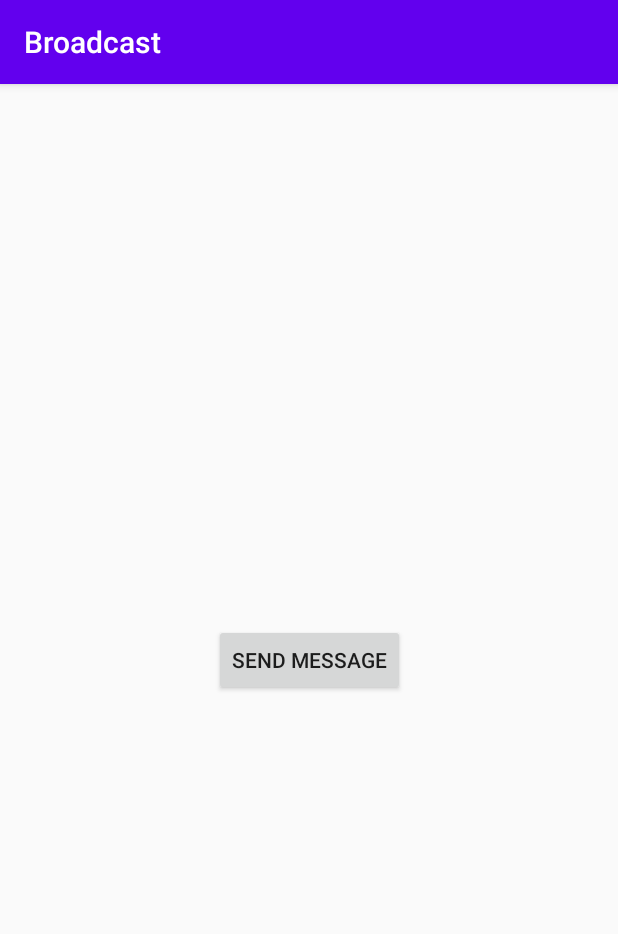
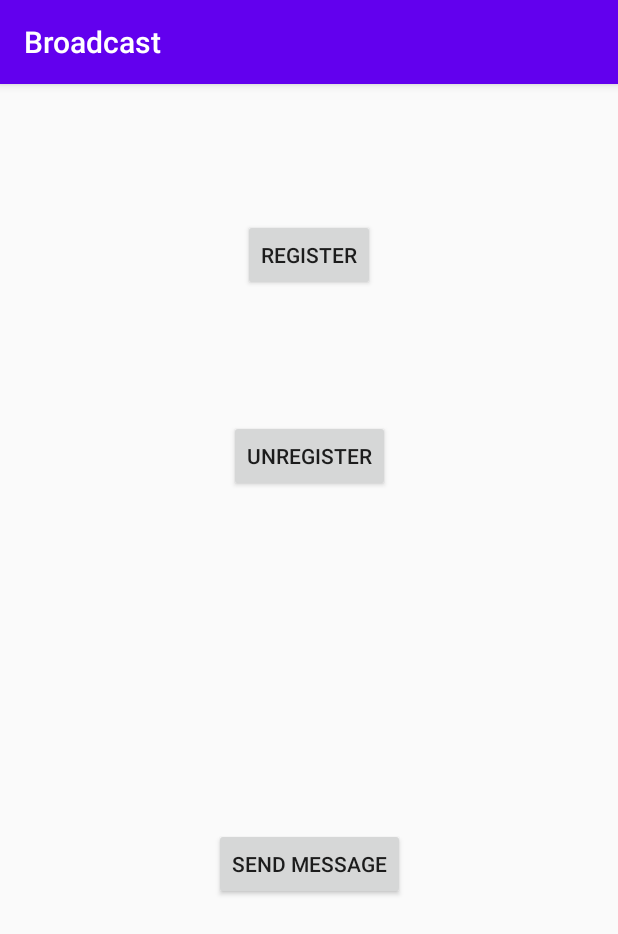
Before and after one commit to annyaj/omsu-android, an Android app: the screen it shows after launch (MainActivity), on a phone screen of 412 x 824 dp. Shown: the top 934 px of the screen. Run offline under Robolectric (Android 15) with nearby library versions, the phone set to English and light mode, and no system bars.

Commit message:
[+] time broadcast reciever

```diff
--- a/broadcast/src/main/java/com/example/broadcast/MainActivity.java
+++ b/broadcast/src/main/java/com/example/broadcast/MainActivity.java
@@ -4,6 +4,7 @@ import android.content.Intent;
 import android.content.IntentFilter;
 import android.os.Bundle;
 import android.view.View;
+import android.widget.Toast;
 
 import androidx.appcompat.app.AppCompatActivity;
 
@@ -12,13 +13,14 @@ public class MainActivity extends AppCompatActivity {
     public static final String ALARM_MESSAGE = "Hello, my friends!";
 
     private MessageReceiver messageReceiver = new MessageReceiver();
-
+    private TimeBroadcastReceiver timeBroadCastReceiver = new TimeBroadcastReceiver();
 
     @Override
     protected void onCreate(Bundle savedInstanceState) {
         super.onCreate(savedInstanceState);
         setContentView(R.layout.activity_main);
-        registerBroadcastReceiver();
+        this.registerReceiver(messageReceiver, new IntentFilter(
+                WHERE_MY_MSG_ACTION));
     }
 
     public void sendMessage(View view) {
@@ -29,8 +31,18 @@ public class MainActivity extends AppCompatActivity {
         sendBroadcast(intent);
     }
 
-    public void registerBroadcastReceiver() {
-        this.registerReceiver(messageReceiver, new IntentFilter(
-                WHERE_MY_MSG_ACTION));
+    public void registerBroadcastReceiver(View view) {
+        this.registerReceiver(timeBroadCastReceiver, new IntentFilter(
+                "android.intent.action.TIME_TICK"));
+        Toast.makeText(getApplicationContext(), "Receiver on",
+                Toast.LENGTH_SHORT).show();
+    }
+
+    // Отменяем регистрацию
+    public void unregisterBroadcastReceiver(View view) {
+        this.unregisterReceiver(timeBroadCastReceiver);
+
+        Toast.makeText(getApplicationContext(), "Receiver off", Toast.LENGTH_SHORT)
+                .show();
     }
 }
--- a/broadcast/src/main/res/layout/activity_main.xml
+++ b/broadcast/src/main/res/layout/activity_main.xml
@@ -17,6 +17,32 @@
         app:layout_constraintEnd_toEndOf="parent"
         app:layout_constraintHorizontal_bias="0.5"
         app:layout_constraintStart_toStartOf="parent"
+        app:layout_constraintTop_toBottomOf="@+id/button2" />
+
+    <Button
+        android:layout_width="wrap_content"
+        android:layout_height="wrap_content"
+        android:layout_gravity="center_horizontal"
+        android:onClick="registerBroadcastReceiver"
+        android:text="@string/register_button"
+        app:layout_constraintBottom_toBottomOf="parent"
+        app:layout_constraintEnd_toEndOf="parent"
+        app:layout_constraintHorizontal_bias="0.5"
+        app:layout_constraintStart_toStartOf="parent"
+        app:layout_constraintTop_toTopOf="parent"
+        app:layout_constraintVertical_bias="0.125" />
+
+    <Button
+        android:id="@+id/button2"
+        android:layout_width="wrap_content"
+        android:layout_height="wrap_content"
+        android:layout_gravity="center_horizontal"
+        android:onClick="unregisterBroadcastReceiver"
+        android:text="@string/unregister_button"
+        app:layout_constraintBottom_toTopOf="@+id/button"
+        app:layout_constraintEnd_toEndOf="parent"
+        app:layout_constraintHorizontal_bias="0.5"
+        app:layout_constraintStart_toStartOf="parent"
         app:layout_constraintTop_toTopOf="parent" />
 
 </androidx.constraintlayout.widget.ConstraintLayout>
--- a/broadcast/src/main/res/values/strings.xml
+++ b/broadcast/src/main/res/values/strings.xml
@@ -1,4 +1,6 @@
 <resources>
     <string name="app_name">Broadcast</string>
     <string name="send_msg_button">send message</string>
+    <string name="register_button">register</string>
+    <string name="unregister_button">unregister</string>
 </resources>
```
Also changed, not shown: broadcast/src/main/AndroidManifest.xml (+5 -2 lines), broadcast/src/main/java/com/example/broadcast/TimeBroadcastReceiver.java (added, +21 -0 lines).
